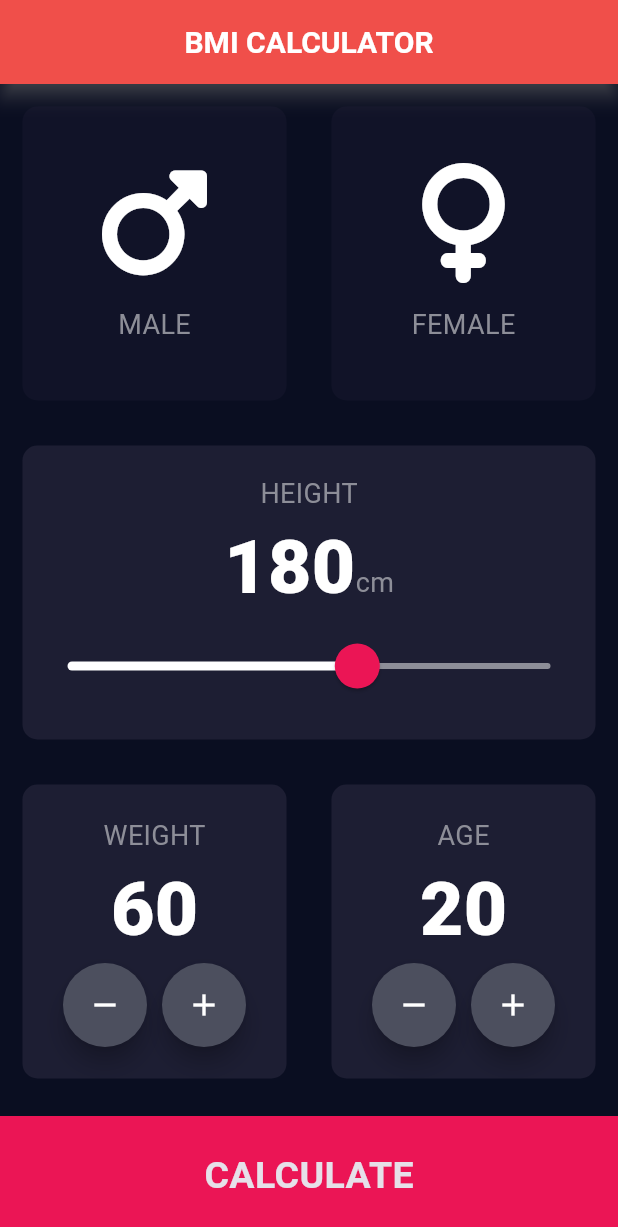
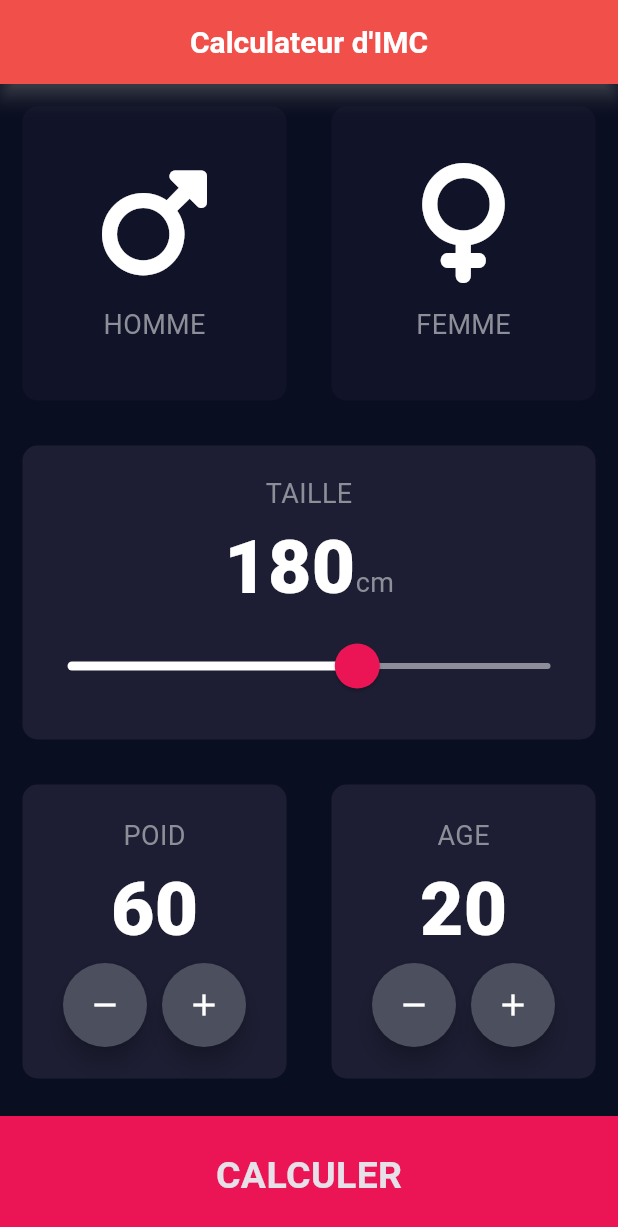
Before and after one commit to Zelikoo/Flutter_BMI_Calculator, a Flutter app: the screen it shows after launch, on a phone screen of 412 x 824 dp. Shown: the top 1227 px of the screen. Run offline on Flutter 3.47's test engine with Material 3 defaults, Android fonts, the phone set to English and light mode, and no system bars; our stand-ins replace font_awesome_flutter.

Commit message:
changement du texte en fr

```diff
--- a/lib/screens/input_page.dart
+++ b/lib/screens/input_page.dart
@@ -26,7 +26,7 @@ class InputPageState extends State<InputPage> {
   @override
   Widget build(BuildContext context) {
     return Scaffold(
-      appBar: AppBar(title: Text('BMI CALCULATOR')),
+      appBar: AppBar(title: Text('Calculateur d\'IMC')),
       body: Column(
         crossAxisAlignment: CrossAxisAlignment.stretch,
         children: [
@@ -46,7 +46,7 @@ class InputPageState extends State<InputPage> {
                             : kInactiveCardColour,
                     cardChild: IconContent(
                       icon: FontAwesomeIcons.mars,
-                      label: 'MALE',
+                      label: 'HOMME',
                     ),
                   ),
                 ),
@@ -63,7 +63,7 @@ class InputPageState extends State<InputPage> {
                             : kInactiveCardColour,
                     cardChild: IconContent(
                       icon: FontAwesomeIcons.venus,
-                      label: 'FEMALE',
+                      label: 'FEMME',
                     ),
                   ),
                 ),
@@ -76,7 +76,7 @@ class InputPageState extends State<InputPage> {
               cardChild: Column(
                 mainAxisAlignment: MainAxisAlignment.center,
                 children: [
-                  Text('HEIGHT', style: kLabelTextStyle),
+                  Text('TAILLE', style: kLabelTextStyle),
                   Row(
                     mainAxisAlignment: MainAxisAlignment.center,
                     crossAxisAlignment: CrossAxisAlignment.baseline,
@@ -123,7 +123,7 @@ class InputPageState extends State<InputPage> {
                     cardChild: Column(
                       mainAxisAlignment: MainAxisAlignment.center,
                       children: [
-                        Text('WEIGHT', style: kLabelTextStyle),
+                        Text('POID', style: kLabelTextStyle),
                         Text(weight.toString(), style: kNumberTextStyle),
                         Row(
                           mainAxisAlignment: MainAxisAlignment.center,
@@ -189,7 +189,7 @@ class InputPageState extends State<InputPage> {
             ),
           ),
           BottomButton(
-            buttonTitle: 'CALCULATE',
+            buttonTitle: 'CALCULER',
             onTap: () {
               CalculatorBrain calc = CalculatorBrain(
                 height: height,
```
